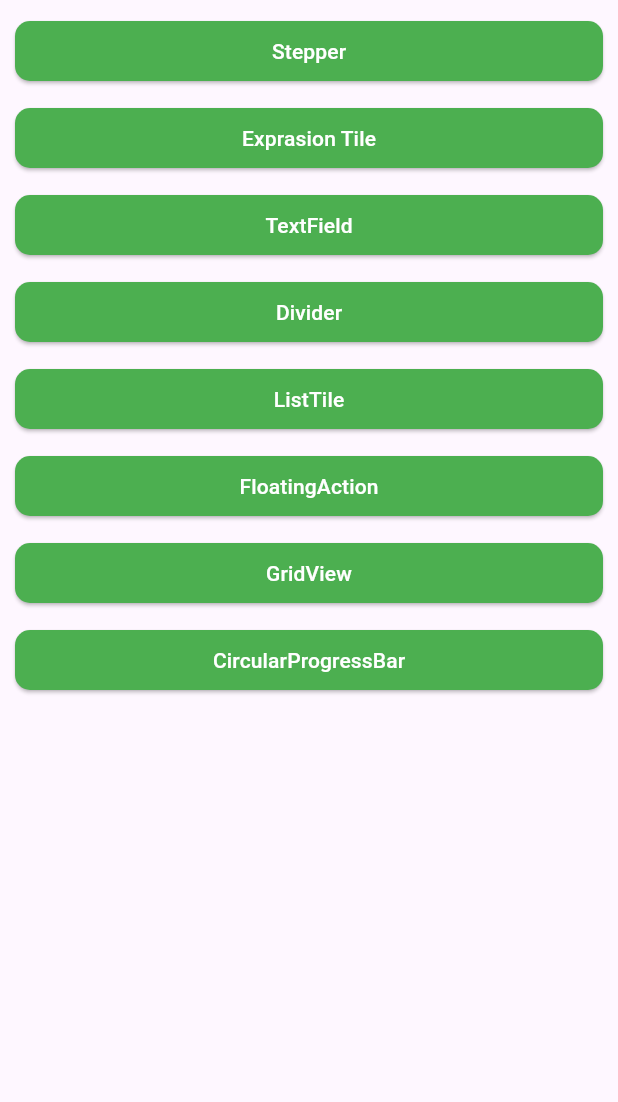
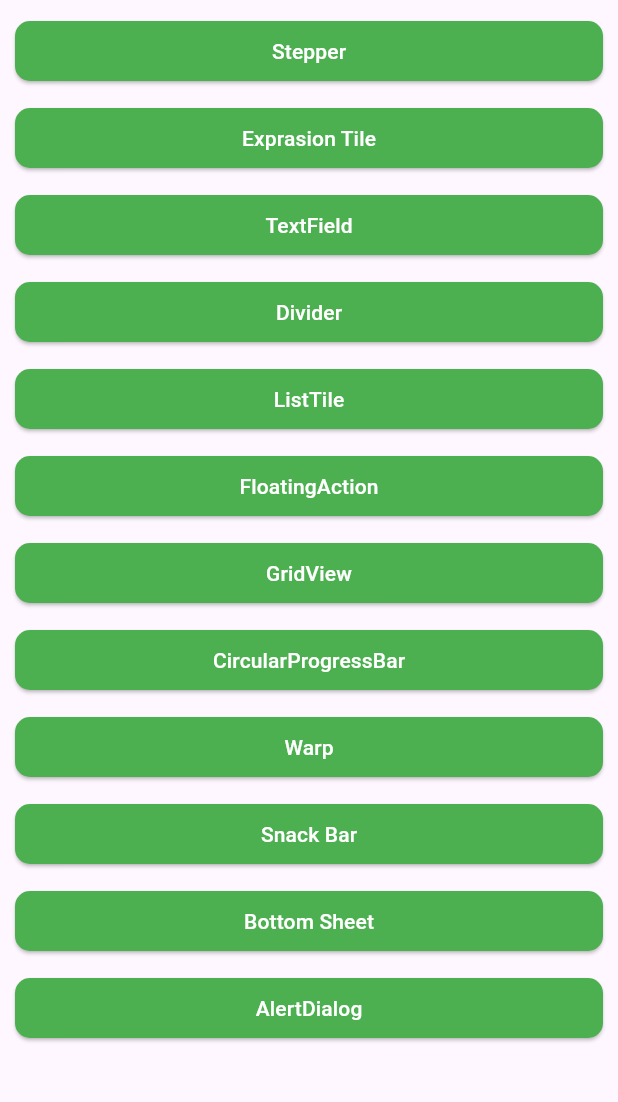
Before and after one commit to Jehadbhuiyan/widgetall, a Flutter app: the screen it shows after launch, on a phone screen of 412 x 824 dp, the part 84-1186 px from its top. Run offline on Flutter 3.47's test engine with Material 3 defaults, Android fonts, the phone set to English and light mode, and no system bars; our stand-ins replace percent_indicator.

Commit message:
AlertDialog

```diff
--- a/lib/All Widget/ExpansionTile.dart
+++ b/lib/All Widget/ExpansionTile.dart
@@ -13,9 +13,6 @@ class _ExpansiontileState extends State<Expansiontile> {
     return Scaffold(
       appBar: AppBar(
         title: Text('Expansiontile'),
-        backgroundColor: Colors.blue,
-        foregroundColor: Colors.white,
-        centerTitle: true,
       ),
       body: Column(
         children: [
--- a/lib/home.dart
+++ b/lib/home.dart
@@ -2,11 +2,15 @@ import 'package:flutter/material.dart';
 import 'package:widgetpracticeall/All%20Widget/Divider.dart';
 import 'package:widgetpracticeall/All%20Widget/Stepper.dart';
 import 'All Widget/ExpansionTile.dart';
+import 'All Widget/Snackbar.dart';
 import 'All Widget/TextField.dart';
+import 'All Widget/aleartDialog.dart';
+import 'All Widget/bottomSheet.dart';
 import 'All Widget/flatingAction.dart';
 import 'All Widget/girdView.dart';
 import 'All Widget/listTile.dart';
 import 'All Widget/progressbar indicator.dart';
+import 'All Widget/warp.dart';
 
 class Home extends StatefulWidget {
   const Home({super.key});
@@ -62,7 +66,24 @@ class _HomeState extends State<Home> {
               ElevatedButton(onPressed: () {
                 Navigator.push(context, MaterialPageRoute(builder: (context)=>Progressbar()));
               }, child: Text('CircularProgressBar')),
+              SizedBox(height: 10),
+              ElevatedButton(onPressed: () {
+                Navigator.push(context, MaterialPageRoute(builder: (context)=>warpWidget()));
+              }, child: Text('Warp')),
+              SizedBox(height: 10),
+              ElevatedButton(onPressed: () {
+                Navigator.push(context, MaterialPageRoute(builder: (context)=>Snackbar()));
+              }, child: Text('Snack Bar')),
+              SizedBox(height: 10),
+              ElevatedButton(onPressed: () {
+                Navigator.push(context, MaterialPageRoute(builder: (context)=>Bottomsheet()));
+              }, child: Text('Bottom Sheet')),
+              SizedBox(height: 10),
+              ElevatedButton(onPressed: () {
+                Navigator.push(context, MaterialPageRoute(builder: (context)=>Aleartdialog()));
+              }, child: Text('AlertDialog')),
             ],
+
           ),
         ),
       ),
```
